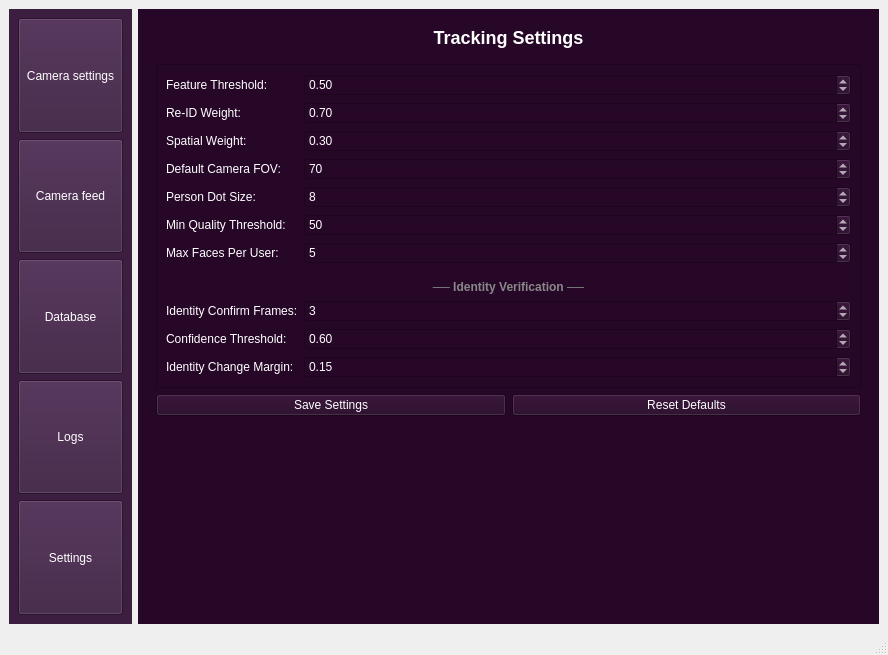
This is UIs/main.ui in Sahasvinandith/ObserveAI_main as Qt 5 draws it before an edit. The edited form follows.
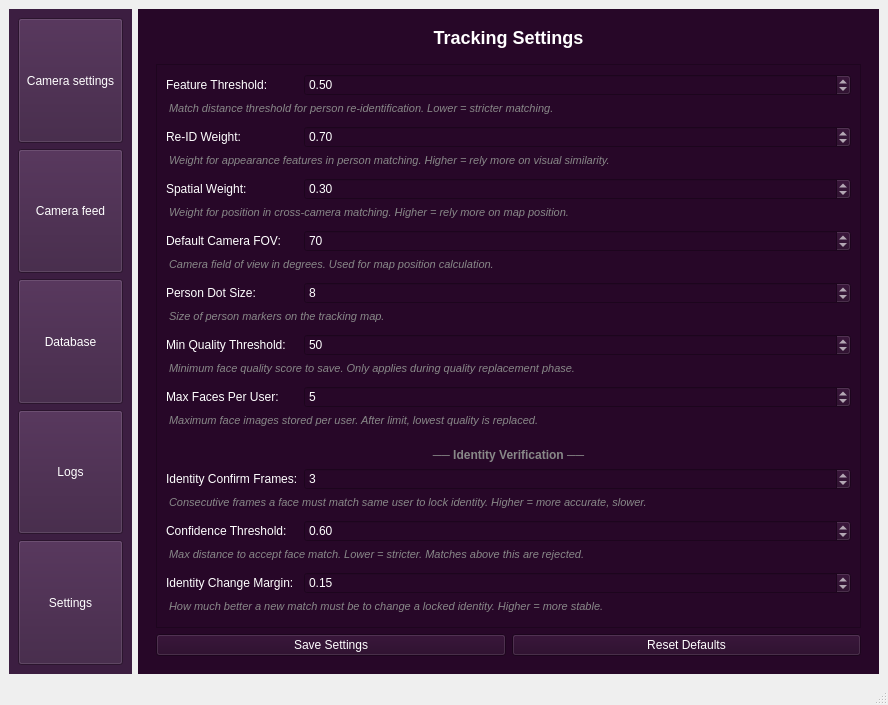
This is the edited form. The open tabs and pages were chosen to show the change.

Commit message: Updated the ui . settings pae now have description for each individual setting explaining the settings

What changed in the file:
```diff
--- a/UIs/main.ui
+++ b/UIs/main.ui
@@ -372,60 +372,68 @@
                 </property>
                </widget>
               </item>
-              <item row="1" column="0">
+              <item row="1" column="0" colspan="2">
+               <widget class="QLabel" name="threshold_desc">
+                <property name="text"><string>Match distance threshold for person re-identification. Lower = stricter matching.</string></property>
+                <property name="styleSheet"><string>color: #888; font-size: 11px; font-style: italic; margin-bottom: 5px;</string></property>
+                <property name="wordWrap"><bool>true</bool></property>
+               </widget>
+              </item>
+              <!-- Re-ID Weight -->
+              <item row="2" column="0">
                <widget class="QLabel" name="reid_weight_label">
                 <property name="text">
                  <string>Re-ID Weight:</string>
                 </property>
                </widget>
               </item>
-              <item row="1" column="1">
+              <item row="2" column="1">
                <widget class="QDoubleSpinBox" name="reid_weight_spinbox">
-                <property name="minimum">
-                 <double>0.000000000000000</double>
-                </property>
-                <property name="maximum">
-                 <double>1.000000000000000</double>
-                </property>
-                <property name="singleStep">
-                 <double>0.050000000000000</double>
-                </property>
-                <property name="value">
-                 <double>0.700000000000000</double>
-                </property>
+                <property name="minimum"><double>0.0</double></property>
+                <property name="maximum"><double>1.0</double></property>
+                <property name="singleStep"><double>0.05</double></property>
+                <property name="value"><double>0.7</double></property>
                </widget>
               </item>
-              <item row="2" column="0">
+              <item row="3" column="0" colspan="2">
+               <widget class="QLabel" name="reid_desc">
+                <property name="text"><string>Weight for appearance features in person matching. Higher = rely more on visual similarity.</string></property>
+                <property name="styleSheet"><string>color: #888; font-size: 11px; font-style: italic; margin-bottom: 5px;</string></property>
+                <property name="wordWrap"><bool>true</bool></property>
+               </widget>
+              </item>
+              <!-- Spatial Weight -->
+              <item row="4" column="0">
                <widget class="QLabel" name="spatial_weight_label">
                 <property name="text">
                  <string>Spatial Weight:</string>
                 </property>
                </widget>
               </item>
-              <item row="2" column="1">
+              <item row="4" column="1">
                <widget class="QDoubleSpinBox" name="spatial_weight_spinbox">
-                <property name="minimum">
-                 <double>0.000000000000000</double>
-                </property>
-                <property name="maximum">
-                 <double>1.000000000000000</double>
-                </property>
-                <property name="singleStep">
-                 <double>0.050000000000000</double>
-                </property>
-                <property name="value">
-                 <double>0.300000000000000</double>
-                </property>
+                <property name="minimum"><double>0.0</double></property>
+                <property name="maximum"><double>1.0</double></property>
+                <property name="singleStep"><double>0.05</double></property>
+                <property name="value"><double>0.3</double></property>
                </widget>
               </item>
-              <item row="3" column="0">
+              <item row="5" column="0" colspan="2">
+               <widget class="QLabel" name="spatial_desc">
+                <property name="text"><string>Weight for position in cross-camera matching. Higher = rely more on map position.</string></property>
+                <property name="styleSheet"><string>color: #888; font-size: 11px; font-style: italic; margin-bottom: 5px;</string></property>
+                <property name="wordWrap"><bool>true</bool></property>
+               </widget>
+              </item>
+              <!-- Camera FOV -->
+              <item row="6" column="0">
                <widget class="QLabel" name="fov_label">
                 <property name="text">
                  <string>Default Camera FOV:</string>
                 </property>
                </widget>
               </item>
-              <item row="3" column="1">
+              <item row="6" column="1">
                <widget class="QSpinBox" name="fov_spinbox">
                 <property name="minimum">
                  <number>30</number>
@@ -438,14 +446,22 @@
                 </property>
                </widget>
               </item>
-              <item row="4" column="0">
+              <item row="7" column="0" colspan="2">
+               <widget class="QLabel" name="fov_desc">
+                <property name="text"><string>Camera field of view in degrees. Used for map position calculation.</string></property>
+                <property name="styleSheet"><string>color: #888; font-size: 11px; font-style: italic; margin-bottom: 5px;</string></property>
+                <property name="wordWrap"><bool>true</bool></property>
+               </widget>
+              </item>
+              <!-- Person Dot Size -->
+              <item row="8" column="0">
                <widget class="QLabel" name="dot_radius_label">
                 <property name="text">
                  <string>Person Dot Size:</string>
                 </property>
                </widget>
               </item>
-              <item row="4" column="1">
+              <item row="8" column="1">
                <widget class="QSpinBox" name="dot_radius_spinbox">
                 <property name="minimum">
                  <number>4</number>
@@ -458,14 +474,22 @@
                 </property>
                </widget>
               </item>
-              <item row="5" column="0">
+              <item row="9" column="0" colspan="2">
+               <widget class="QLabel" name="dot_desc">
+                <property name="text"><string>Size of person markers on the tracking map.</string></property>
+                <property name="styleSheet"><string>color: #888; font-size: 11px; font-style: italic; margin-bottom: 5px;</string></property>
+                <property name="wordWrap"><bool>true</bool></property>
+               </widget>
+              </item>
+              <!-- Min Quality Threshold -->
+              <item row="10" column="0">
                <widget class="QLabel" name="min_quality_label">
                 <property name="text">
                  <string>Min Quality Threshold:</string>
                 </property>
                </widget>
               </item>
-              <item row="5" column="1">
+              <item row="10" column="1">
                <widget class="QSpinBox" name="min_quality_spinbox">
                 <property name="minimum">
                  <number>10</number>
@@ -478,14 +502,22 @@
                 </property>
                </widget>
               </item>
-              <item row="6" column="0">
+              <item row="11" column="0" colspan="2">
+               <widget class="QLabel" name="quality_desc">
+                <property name="text"><string>Minimum face quality score to save. Only applies during quality replacement phase.</string></property>
+                <property name="styleSheet"><string>color: #888; font-size: 11px; font-style: italic; margin-bottom: 5px;</string></property>
+                <property name="wordWrap"><bool>true</bool></property>
+               </widget>
+              </item>
+              <!-- Max Faces Per User -->
+              <item row="12" column="0">
                <widget class="QLabel" name="max_faces_label">
                 <property name="text">
                  <string>Max Faces Per User:</string>
                 </property>
                </widget>
               </item>
-              <item row="6" column="1">
+              <item row="12" column="1">
                <widget class="QSpinBox" name="max_faces_spinbox">
                 <property name="minimum">
                  <number>1</number>
@@ -498,7 +530,15 @@
                 </property>
                </widget>
               </item>
-              <item row="7" column="0" colspan="2">
+              <item row="13" column="0" colspan="2">
+               <widget class="QLabel" name="max_faces_desc">
+                <property name="text"><string>Maximum face images stored per user. After limit, lowest quality is replaced.</string></property>
+                <property name="styleSheet"><string>color: #888; font-size: 11px; font-style: italic; margin-bottom: 5px;</string></property>
+                <property name="wordWrap"><bool>true</bool></property>
+               </widget>
+              </item>
+              <!-- Identity Verification Section -->
+              <item row="14" column="0" colspan="2">
                <widget class="QLabel" name="identity_section_label">
                 <property name="text">
                  <string>── Identity Verification ──</string>
@@ -511,7 +551,8 @@
                 </property>
                </widget>
               </item>
-              <item row="8" column="0">
+              <!-- Identity Confirm Frames -->
+              <item row="15" column="0">
                <widget class="QLabel" name="identity_confirm_frames_label">
                 <property name="text">
                  <string>Identity Confirm Frames:</string>
@@ -521,7 +562,7 @@
                 </property>
                </widget>
               </item>
-              <item row="8" column="1">
+              <item row="15" column="1">
                <widget class="QSpinBox" name="identity_confirm_frames_spinbox">
                 <property name="toolTip">
                  <string>3 = Lock after 3 consistent matches</string>
@@ -537,7 +578,15 @@
                 </property>
                </widget>
               </item>
-              <item row="9" column="0">
+              <item row="16" column="0" colspan="2">
+               <widget class="QLabel" name="confirm_frames_desc">
+                <property name="text"><string>Consecutive frames a face must match same user to lock identity. Higher = more accurate, slower.</string></property>
+                <property name="styleSheet"><string>color: #888; font-size: 11px; font-style: italic; margin-bottom: 5px;</string></property>
+                <property name="wordWrap"><bool>true</bool></property>
+               </widget>
+              </item>
+              <!-- Confidence Threshold -->
+              <item row="17" column="0">
                <widget class="QLabel" name="identity_confidence_label">
                 <property name="text">
                  <string>Confidence Threshold:</string>
@@ -547,26 +596,23 @@
                 </property>
                </widget>
               </item>
-              <item row="9" column="1">
+              <item row="17" column="1">
                <widget class="QDoubleSpinBox" name="identity_confidence_spinbox">
-                <property name="toolTip">
-                 <string>0.6 = Reject matches with distance > 0.6</string>
-                </property>
-                <property name="minimum">
-                 <double>0.100000000000000</double>
-                </property>
-                <property name="maximum">
-                 <double>1.000000000000000</double>
-                </property>
-                <property name="singleStep">
-                 <double>0.050000000000000</double>
-                </property>
-                <property name="value">
-                 <double>0.600000000000000</double>
-                </property>
+                <property name="minimum"><double>0.1</double></property>
+                <property name="maximum"><double>1.0</double></property>
+                <property name="singleStep"><double>0.05</double></property>
+                <property name="value"><double>0.6</double></property>
                </widget>
               </item>
-              <item row="10" column="0">
+              <item row="18" column="0" colspan="2">
+               <widget class="QLabel" name="confidence_desc">
+                <property name="text"><string>Max distance to accept face match. Lower = stricter. Matches above this are rejected.</string></property>
+                <property name="styleSheet"><string>color: #888; font-size: 11px; font-style: italic; margin-bottom: 5px;</string></property>
+                <property name="wordWrap"><bool>true</bool></property>
+               </widget>
+              </item>
+              <!-- Identity Change Margin -->
+              <item row="19" column="0">
                <widget class="QLabel" name="identity_margin_label">
                 <property name="text">
                  <string>Identity Change Margin:</string>
@@ -576,23 +622,19 @@
                 </property>
                </widget>
               </item>
-              <item row="10" column="1">
+              <item row="19" column="1">
                <widget class="QDoubleSpinBox" name="identity_margin_spinbox">
-                <property name="toolTip">
-                 <string>0.15 = New match must be 0.15 better to change</string>
-                </property>
-                <property name="minimum">
-                 <double>0.050000000000000</double>
-                </property>
-                <property name="maximum">
-                 <double>0.500000000000000</double>
-                </property>
-                <property name="singleStep">
-                 <double>0.050000000000000</double>
-                </property>
-                <property name="value">
-                 <double>0.150000000000000</double>
-                </property>
+                <property name="minimum"><double>0.05</double></property>
+                <property name="maximum"><double>0.5</double></property>
+                <property name="singleStep"><double>0.05</double></property>
+                <property name="value"><double>0.15</double></property>
+               </widget>
+              </item>
+              <item row="20" column="0" colspan="2">
+               <widget class="QLabel" name="margin_desc">
+                <property name="text"><string>How much better a new match must be to change a locked identity. Higher = more stable.</string></property>
+                <property name="styleSheet"><string>color: #888; font-size: 11px; font-style: italic; margin-bottom: 5px;</string></property>
+                <property name="wordWrap"><bool>true</bool></property>
                </widget>
               </item>
              </layout>
```
Left out of the diff: 141 changed lines with no effect on the pictures.
